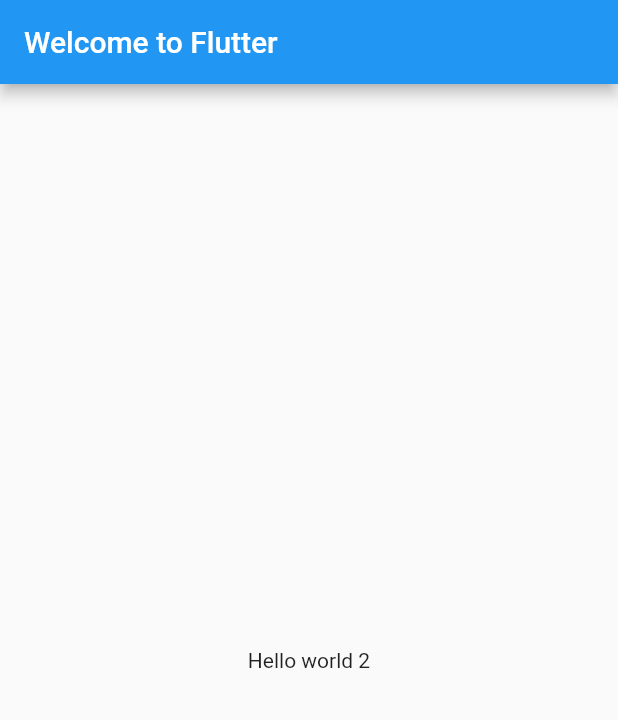
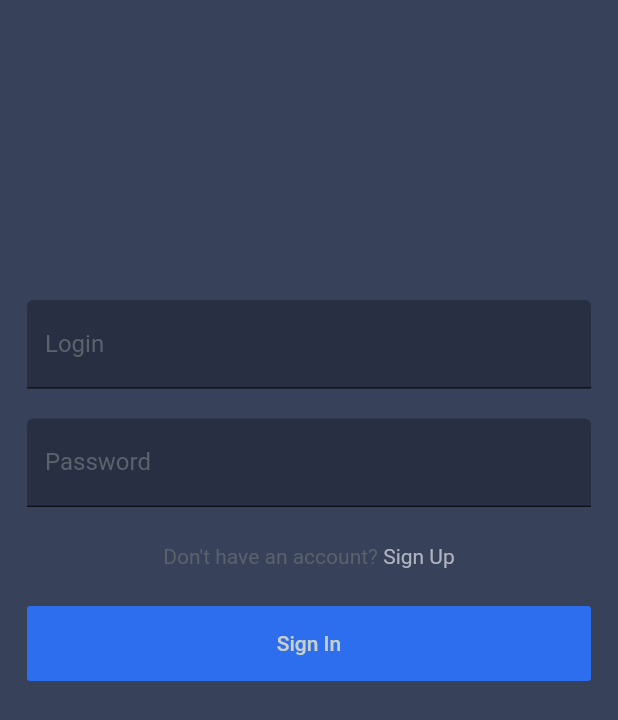
Before and after one commit to luximetr/ChatApp, a Flutter app: the screen it shows after launch, on a phone screen of 412 x 824 dp. Shown: the top 720 px of the screen. Run offline on Flutter 3.47's test engine with Material 2 defaults, Android fonts, the phone set to English and light mode, and no system bars.

Commit message:
Implemented UI for SignIn, SignUp.

```diff
--- /dev/null
+++ b/lib/PresentationLayer/Helpers/Components/TextInput.dart
@@ -0,0 +1,35 @@
+
+import 'package:chat_app/main.dart';
+import 'package:flutter/cupertino.dart';
+import 'package:flutter/material.dart';
+
+class TextInput extends StatelessWidget {
+
+  final TextEditingController controller;
+  final bool obscureText;
+  final TextInputType keyboardType;
+  final String placeholder;
+
+  TextInput({
+    this.controller,
+    this.obscureText = false,
+    this.keyboardType,
+    this.placeholder
+  });
+
+  @override
+  Widget build(BuildContext context) {
+    return TextField(
+      controller: controller,
+      obscureText: obscureText,
+      keyboardType: keyboardType,
+      style: TextStyle(color: appearance.text.primary),
+      decoration: InputDecoration(
+        labelText: placeholder,
+        filled: true,
+        fillColor: appearance.background.secondary,
+        labelStyle: TextStyle(color: appearance.text.secondary),
+      ),
+    );
+  }
+}
--- /dev/null
+++ b/lib/PresentationLayer/Helpers/Model/Appearance/AppearanceType.dart
@@ -0,0 +1,4 @@
+
+enum AppearanceType {
+  light
+}
--- /dev/null
+++ b/lib/PresentationLayer/Screens/Auth/SignIn/SignInScreen.dart
@@ -0,0 +1,19 @@
+import 'package:chat_app/PresentationLayer/Screens/Auth/SignIn/SignInScreenView.dart';
+import 'package:chat_app/PresentationLayer/Screens/Auth/SignUp/SignUpScreen.dart';
+import 'package:flutter/cupertino.dart';
+import 'package:flutter/material.dart';
+
+class SignInScreen extends StatelessWidget {
+
+  @override
+  Widget build(BuildContext context) {
+    return SignInScreenView((login, password) {
+      print('sign in with $login and $password');
+    }, () {
+      Navigator.of(context).push(
+        MaterialPageRoute(
+            builder: (context) => SignUpScreen())
+      );
+    });
+  }
+}
--- /dev/null
+++ b/lib/PresentationLayer/Screens/Auth/SignIn/SignInScreenView.dart
@@ -0,0 +1,82 @@
+import 'package:chat_app/PresentationLayer/Helpers/Components/TextInput.dart';
+import 'package:chat_app/main.dart';
+import 'package:flutter/cupertino.dart';
+import 'package:flutter/material.dart';
+
+class SignInScreenView extends StatelessWidget {
+
+  final TextEditingController _loginController = TextEditingController();
+  final TextEditingController _passwordController = TextEditingController();
+
+  final Function(String login, String password) onSignIn;
+  final VoidCallback onSignUp;
+
+  SignInScreenView(this.onSignIn, this.onSignUp);
+
+  @override
+  Widget build(BuildContext context) {
+    return Scaffold(
+      body: Container(
+        child: Column(
+          children: [
+            makeLoginTextField(),
+            makePasswordTextField(),
+            makeSignUpButton(),
+            makeSignInButton(context),
+          ],
+        ),
+        color: appearance.background.primary,
+        padding: EdgeInsets.symmetric(horizontal: 18),
+      )
+    );
+  }
+
+  Widget makeLoginTextField() {
+    return Container(
+      child: TextInput(
+        controller: _loginController,
+        placeholder: 'Login',
+      ),
+      margin: EdgeInsets.only(top: 200),
+    );
+  }
+
+  Widget makePasswordTextField() {
+    return Container(
+      child: TextInput(
+        controller: _passwordController,
+        placeholder: 'Password',
+        obscureText: true,
+      ),
+      margin: EdgeInsets.only(top: 20),
+    );
+  }
+
+  Widget makeSignUpButton() {
+    return Container(
+      child: Row(
+        mainAxisAlignment: MainAxisAlignment.center,
+        children: [
+          Text("Don't have an account? ", style: TextStyle(color: appearance.text.secondary)),
+          GestureDetector(
+            child: Text('Sign Up', style: TextStyle(color: appearance.text.primary)),
+            onTap: () => {onSignUp()},
+          )
+        ],
+      ),
+      margin: EdgeInsets.only(top: 25, bottom: 25),
+    );
+    return FlatButton(onPressed: this.onSignUp, child: Text('Sign Up'));
+  }
+
+  Widget makeSignInButton(BuildContext context) {
+    return FlatButton(
+      onPressed: () { this.onSignIn(_loginController.text, _passwordController.text); },
+      child: Text('Sign In'),
+      color: appearance.button.primary.background,
+      textColor: appearance.button.primary.title,
+      height: 50,
+      minWidth: (MediaQuery.of(context).size.width) - 18 * 2,
+    );
+  }
+}
--- /dev/null
+++ b/lib/PresentationLayer/Screens/Auth/SignUp/SignUpScreen.dart
@@ -0,0 +1,22 @@
+
+import 'package:chat_app/PresentationLayer/Screens/Auth/SignUp/SignUpScreenView.dart';
+import 'package:flutter/cupertino.dart';
+
+class SignUpScreen extends StatelessWidget {
+
+  void _onSignIn(BuildContext context) {
+    Navigator.of(context).pop();
+  }
+
+  void _onSignUp(BuildContext context, String login, String password, String repeatPassword) {
+    print('Continue with $login $password $repeatPassword');
+  }
+
+  @override
+  Widget build(BuildContext context) {
+    return SignUpScreenView(
+      onSignIn: () => { _onSignIn(context) },
+      onSignUp: (login, password, repeatPassword) => { _onSignUp(context, login, password, repeatPassword) },
+    );
+  }
+}
--- a/lib/main.dart
+++ b/lib/main.dart
@@ -1,4 +1,10 @@
+import 'package:chat_app/PresentationLayer/Helpers/Model/Appearance/AppearanceType.dart';
+import 'package:chat_app/PresentationLayer/Helpers/Model/Appearance/AppearancesFactory.dart';
 import 'package:flutter/material.dart';
+
+import 'PresentationLayer/Screens/Auth/SignIn/SignInScreen.dart';
+
+final appearance = AppearancesFactory().createAppearance(AppearanceType.light);
 
 void main() {
   runApp(MyApp());
@@ -9,116 +15,11 @@ class MyApp extends StatelessWidget {
   @override
   Widget build(BuildContext context) {
     return MaterialApp(
-      title: 'Welcome to Flutter',
+      title: 'Startup Name Generator',
       theme: ThemeData(
-        // This is the theme of your application.
-        //
-        // Try running your application with "flutter run". You'll see the
-        // application has a blue toolbar. Then, without quitting the app, try
-        // changing the primarySwatch below to Colors.green and then invoke
-        // "hot reload" (press "r" in the console where you ran "flutter run",
-        // or simply save your changes to "hot reload" in a Flutter IDE).
-        // Notice that the counter didn't reset back to zero; the application
-        // is not restarted.
-        primarySwatch: Colors.blue,
-        // This makes the visual density adapt to the platform that you run
-        // the app on. For desktop platforms, the controls will be smaller and
-        // closer together (more dense) than on mobile platforms.
-        visualDensity: VisualDensity.adaptivePlatformDensity,
+        backgroundColor: appearance.background.primary
       ),
-      home: Scaffold(
-        appBar: AppBar(
-          title: Text('Welcome to Flutter'),
-        ),
-        body: Center(
-          child: Text('Hello world 2')
-        ),
-      ),
+      home: SignInScreen(),
     );
   }
 }
-
-class MyHomePage extends StatefulWidget {
-  MyHomePage({Key key, this.title}) : super(key: key);
-
-  // This widget is the home page of your application. It is stateful, meaning
-  // that it has a State object (defined below) that contains fields that affect
-  // how it looks.
-
-  // This class is the configuration for the state. It holds the values (in this
-  // case the title) provided by the parent (in this case the App widget) and
-  // used by the build method of the State. Fields in a Widget subclass are
-  // always marked "final".
-
-  final String title;
-
-  @override
-  _MyHomePageState createState() => _MyHomePageState();
-}
-
-class _MyHomePageState extends State<MyHomePage> {
-  int _counter = 0;
-
-  void _incrementCounter() {
-    setState(() {
-      // This call to setState tells the Flutter framework that something has
-      // changed in this State, which causes it to rerun the build method below
-      // so that the display can reflect the updated values. If we changed
-      // _counter without calling setState(), then the build method would not be
-      // called again, and so nothing would appear to happen.
-      _counter++;
-    });
-  }
-
-  @override
-  Widget build(BuildContext context) {
-    // This method is rerun every time setState is called, for instance as done
-    // by the _incrementCounter method above.
-    //
-    // The Flutter framework has been optimized to make rerunning build methods
-    // fast, so that you can just rebuild anything that needs updating rather
-    // than having to individually change instances of widgets.
-    return Scaffold(
-      appBar: AppBar(
-        // Here we take the value from the MyHomePage object that was created by
-        // the App.build method, and use it to set our appbar title.
-        title: Text(widget.title),
-      ),
-      body: Center(
-        // Center is a layout widget. It takes a single child and positions it
-        // in the middle of the parent.
-        child: Column(
-          // Column is also a layout widget. It takes a list of children and
-          // arranges them vertically. By default, it sizes itself to fit its
-          // children horizontally, and tries to be as tall as its parent.
-          //
-          // Invoke "debug painting" (press "p" in the console, choose the
-          // "Toggle Debug Paint" action from the Flutter Inspector in Android
-          // Studio, or the "Toggle Debug Paint" command in Visual Studio Code)
-          // to see the wireframe for each widget.
-          //
-          // Column has various properties to control how it sizes itself and
-          // how it positions its children. Here we use mainAxisAlignment to
-          // center the children vertically; the main axis here is the vertical
-          // axis because Columns are vertical (the cross axis would be
-          // horizontal).
-          mainAxisAlignment: MainAxisAlignment.center,
-          children: <Widget>[
-            Text(
-              'You have clicked the button this many times:',
-            ),
-            Text(
-              '$_counter',
-              style: Theme.of(context).textTheme.headline4,
-            ),
-          ],
-        ),
-      ),
-      floatingActionButton: FloatingActionButton(
-        onPressed: _incrementCounter,
-        tooltip: 'Increment',
-        child: Icon(Icons.add),
-      ), // This trailing comma makes auto-formatting nicer for build methods.
-    );
-  }
-}
```
Also changed, not shown: lib/PresentationLayer/Helpers/Model/Appearance/Appearance.dart (added, +49 -0 lines), lib/PresentationLayer/Helpers/Model/Appearance/AppearancesFactory.dart (added, +33 -0 lines), lib/PresentationLayer/Screens/Auth/SignUp/SignUpScreenView.dart (added, +101 -0 lines).
